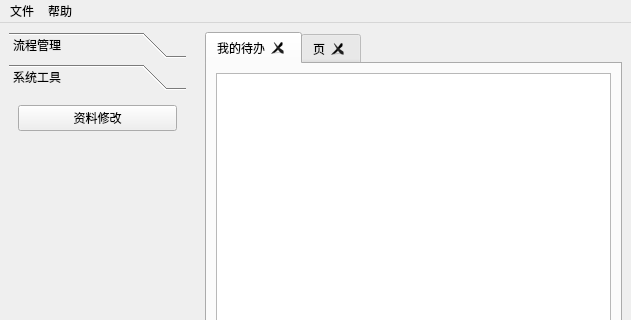
The window that src/Client/mainwindow.ui (hcc01/ELIMS) describes before a commit, drawn with Qt 5; both pictures show x 0 to 631 and y 0 to 320 of the 631 by 592 pixel window.
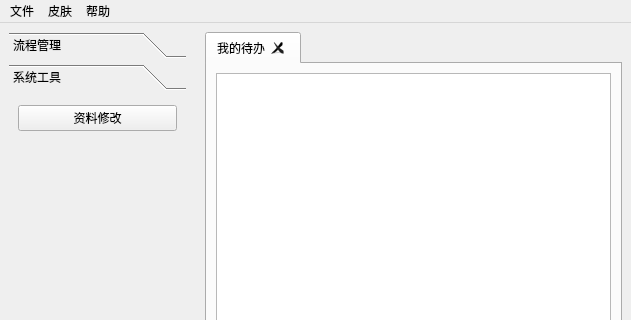
The same window after the commit. The open tabs and pages were chosen to show the change. Custom widgets are drawn as their Qt base class.

Diff of the .ui file:
```diff
--- a/src/Client/mainwindow.ui
+++ b/src/Client/mainwindow.ui
@@ -180,12 +180,18 @@
       <property name="focusPolicy">
        <enum>Qt::TabFocus</enum>
       </property>
+      <property name="styleSheet">
+       <string notr="true"/>
+      </property>
       <property name="currentIndex">
        <number>1</number>
       </property>
       <property name="tabsClosable">
        <bool>true</bool>
       </property>
+      <property name="tabBarAutoHide">
+       <bool>false</bool>
+      </property>
       <widget class="QWidget" name="tab_3">
        <attribute name="title">
         <string>我的待办</string>
@@ -196,11 +202,6 @@
         </item>
        </layout>
       </widget>
-      <widget class="QWidget" name="tab_4">
-       <attribute name="title">
-        <string>页</string>
-       </attribute>
-      </widget>
      </widget>
     </item>
    </layout>
@@ -229,7 +230,15 @@
     </property>
     <addaction name="action"/>
    </widget>
+   <widget class="QMenu" name="skinMenu">
+    <property name="title">
+     <string>皮肤</string>
+    </property>
+    <addaction name="skin1Action"/>
+    <addaction name="skin2Action"/>
+   </widget>
    <addaction name="menu"/>
+   <addaction name="skinMenu"/>
    <addaction name="menu_2"/>
   </widget>
   <widget class="QStatusBar" name="statusbar"/>
```
Left out of the diff: 32 changed lines with no effect on the pictures.
